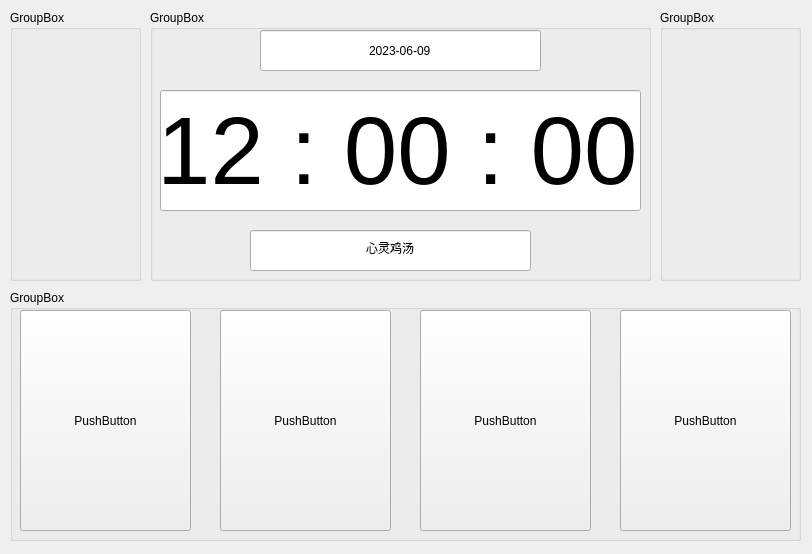
ZhangYiXiSucceed/Advanced-Clock, file SoftWare/PCTool/AdvancedClock/TimeShow.ui: the form before one commit.
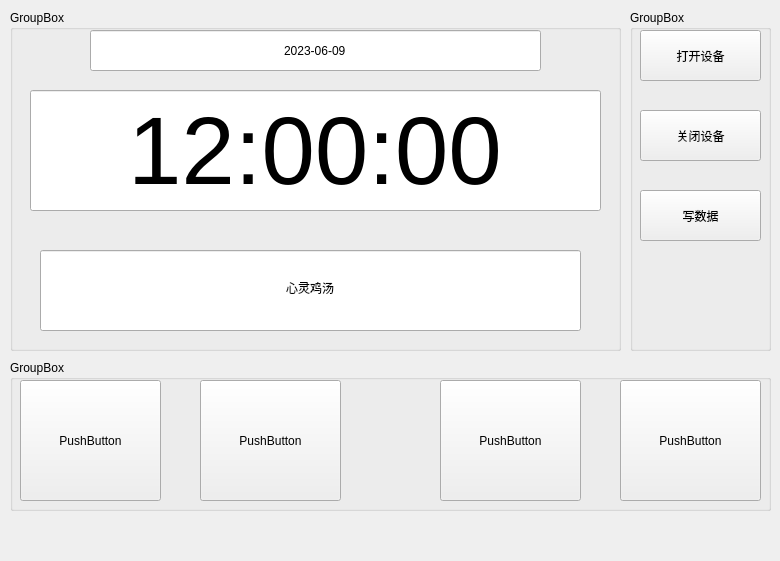
The form after the commit.

What changed in the file:
```diff
--- a/SoftWare/PCTool/AdvancedClock/TimeShow.ui
+++ b/SoftWare/PCTool/AdvancedClock/TimeShow.ui
@@ -6,8 +6,8 @@
    <rect>
     <x>0</x>
     <y>0</y>
-    <width>812</width>
-    <height>554</height>
+    <width>780</width>
+    <height>561</height>
    </rect>
   </property>
   <property name="windowTitle">
@@ -17,9 +17,9 @@
    <property name="geometry">
     <rect>
      <x>10</x>
-     <y>290</y>
-     <width>791</width>
-     <height>251</height>
+     <y>360</y>
+     <width>761</width>
+     <height>151</height>
     </rect>
    </property>
    <property name="title">
@@ -30,8 +30,8 @@
      <rect>
       <x>10</x>
       <y>20</y>
-      <width>171</width>
-      <height>221</height>
+      <width>141</width>
+      <height>121</height>
      </rect>
     </property>
     <property name="text">
@@ -41,10 +41,10 @@
    <widget class="QPushButton" name="pushButton_2">
     <property name="geometry">
      <rect>
-      <x>210</x>
+      <x>190</x>
       <y>20</y>
-      <width>171</width>
-      <height>221</height>
+      <width>141</width>
+      <height>121</height>
      </rect>
     </property>
     <property name="text">
@@ -54,10 +54,10 @@
    <widget class="QPushButton" name="pushButton_3">
     <property name="geometry">
      <rect>
-      <x>410</x>
+      <x>430</x>
       <y>20</y>
-      <width>171</width>
-      <height>221</height>
+      <width>141</width>
+      <height>121</height>
      </rect>
     </property>
     <property name="text">
@@ -69,8 +69,8 @@
      <rect>
       <x>610</x>
       <y>20</y>
-      <width>171</width>
-      <height>221</height>
+      <width>141</width>
+      <height>121</height>
      </rect>
     </property>
     <property name="text">
@@ -81,10 +81,10 @@
   <widget class="QGroupBox" name="groupBox_2">
    <property name="geometry">
     <rect>
-     <x>150</x>
+     <x>10</x>
      <y>10</y>
-     <width>501</width>
-     <height>271</height>
+     <width>611</width>
+     <height>341</height>
     </rect>
    </property>
    <property name="title">
@@ -93,9 +93,9 @@
    <widget class="QLineEdit" name="lineEdit">
     <property name="geometry">
      <rect>
-      <x>110</x>
+      <x>80</x>
       <y>20</y>
-      <width>281</width>
+      <width>451</width>
       <height>41</height>
      </rect>
     </property>
@@ -112,9 +112,9 @@
    <widget class="QLineEdit" name="lineEdit_2">
     <property name="geometry">
      <rect>
-      <x>10</x>
+      <x>20</x>
       <y>80</y>
-      <width>481</width>
+      <width>571</width>
       <height>121</height>
      </rect>
     </property>
@@ -134,7 +134,7 @@
      <bool>false</bool>
     </property>
     <property name="text">
-     <string>12 : 00 : 00</string>
+     <string>12:00:00</string>
     </property>
     <property name="alignment">
      <set>Qt::AlignCenter</set>
@@ -149,10 +149,10 @@
    <widget class="QLineEdit" name="lineEdit_3">
     <property name="geometry">
      <rect>
-      <x>100</x>
-      <y>220</y>
-      <width>281</width>
-      <height>41</height>
+      <x>30</x>
+      <y>240</y>
+      <width>541</width>
+      <height>81</height>
      </rect>
     </property>
     <property name="text">
@@ -163,31 +163,57 @@
     </property>
    </widget>
   </widget>
-  <widget class="QGroupBox" name="groupBox_3">
-   <property name="geometry">
-    <rect>
-     <x>10</x>
-     <y>10</y>
-     <width>131</width>
-     <height>271</height>
-    </rect>
-   </property>
-   <property name="title">
-    <string>GroupBox</string>
-   </property>
-  </widget>
   <widget class="QGroupBox" name="groupBox_4">
    <property name="geometry">
     <rect>
-     <x>660</x>
+     <x>630</x>
      <y>10</y>
      <width>141</width>
-     <height>271</height>
+     <height>341</height>
     </rect>
    </property>
    <property name="title">
     <string>GroupBox</string>
    </property>
+   <widget class="QPushButton" name="OpenDevice">
+    <property name="geometry">
+     <rect>
+      <x>10</x>
+      <y>20</y>
+      <width>121</width>
+      <height>51</height>
+     </rect>
+    </property>
+    <property name="text">
+     <string>打开设备</string>
+    </property>
+   </widget>
+   <widget class="QPushButton" name="CloseDevice">
+    <property name="geometry">
+     <rect>
+      <x>10</x>
+      <y>100</y>
+      <width>121</width>
+      <height>51</height>
+     </rect>
+    </property>
+    <property name="text">
+     <string>关闭设备</string>
+    </property>
+   </widget>
+   <widget class="QPushButton" name="WriteTestData">
+    <property name="geometry">
+     <rect>
+      <x>10</x>
+      <y>180</y>
+      <width>121</width>
+      <height>51</height>
+     </rect>
+    </property>
+    <property name="text">
+     <string>写数据</string>
+    </property>
+   </widget>
   </widget>
  </widget>
  <resources/>
```
Left out of the diff: 16 changed lines with no effect on the pictures.
